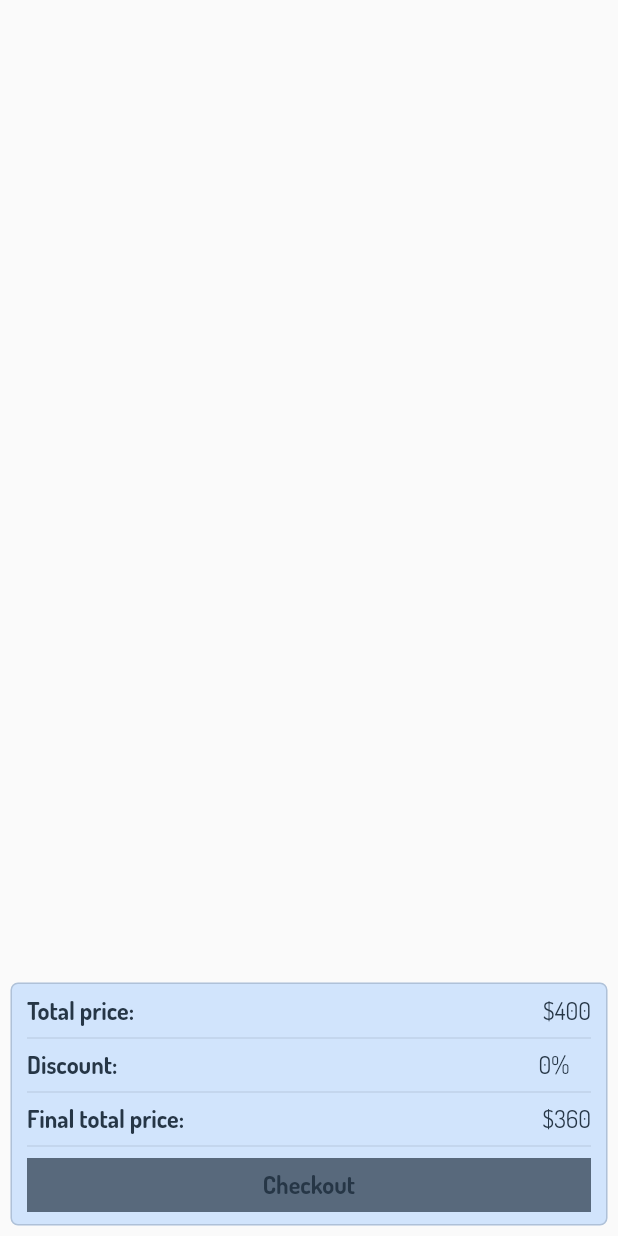
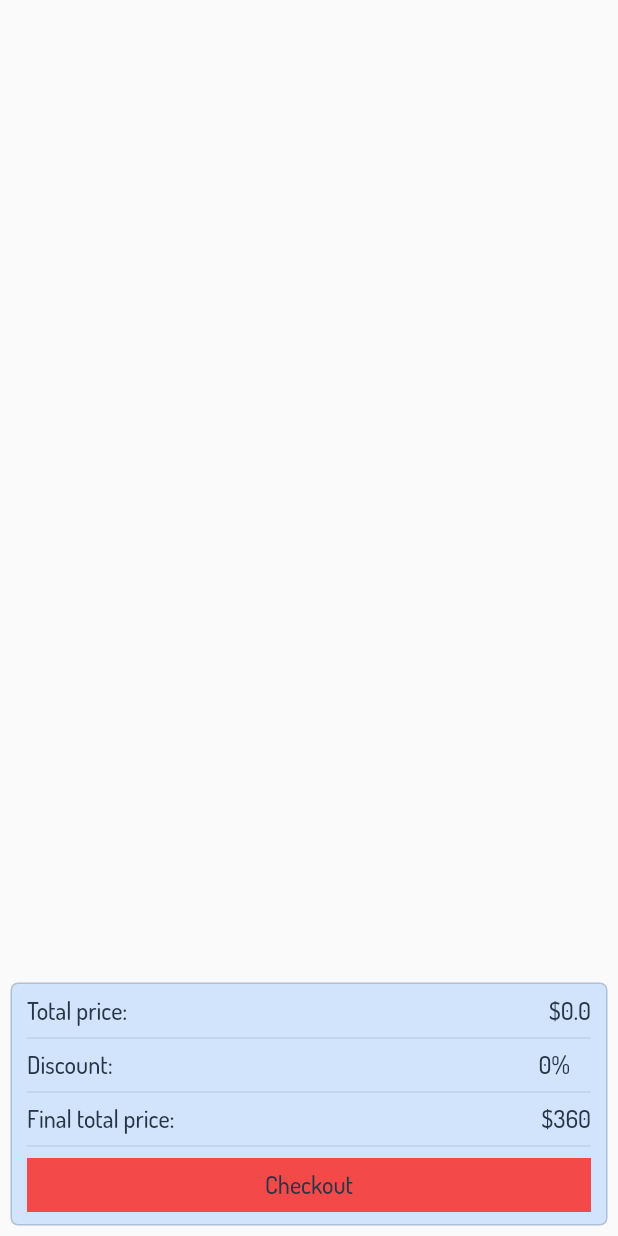
Before and after one commit to uiters/store-pattern, a Flutter app: the CartScreen widget shown alone on an empty page, opened directly with empty values, on a phone screen of 412 x 824 dp. Run offline on Flutter 3.47's test engine with Material 2 defaults, Android fonts, the phone set to English and light mode, and no system bars; network calls fail.

Commit message:
cart screen: get total price & fix design

```diff
--- a/order_app/lib/Models/home.model.dart
+++ b/order_app/lib/Models/home.model.dart
@@ -122,4 +122,15 @@ class Table {
     }
     return -1;
   }
+
+  double getTotalPrice() {
+    double totalPrice = 0.0;
+
+    for (var food in foods) {
+      totalPrice += food.price * food.quantity;
+    }
+
+    return totalPrice;
+  }
+
 }
--- a/order_app/lib/Views/cart.view.dart
+++ b/order_app/lib/Views/cart.view.dart
@@ -147,18 +147,20 @@ class _CartScreenState extends State<CartScreen> {
   }
 
   Widget _buildControls(BuildContext context) {
-    TextStyle _itemStyle =
-        new TextStyle(color: fontColor, fontFamily: 'Dosis', fontSize: 16.0);
-    TextStyle _itemStyleBold = new TextStyle(
-        color: fontColor,
-        fontFamily: 'Dosis',
-        fontSize: 16.0,
-        fontWeight: FontWeight.bold);
+
+    TextStyle _itemStyle = new TextStyle(
+      color: fontColor,
+      fontFamily: 'Dosis',
+      fontSize: 16.0,
+      fontWeight: FontWeight.w500
+    );
+
     return new Container(
       decoration: new BoxDecoration(
-          borderRadius: BorderRadius.circular(5.0),
-          border: Border.all(color: fontColorLight.withOpacity(0.2)),
-          color: primaryColor),
+        borderRadius: BorderRadius.circular(5.0),
+        border: Border.all(color: fontColorLight.withOpacity(0.2)),
+        color: primaryColor
+      ),
       margin: EdgeInsets.only(top: 2.0, bottom: 7.0, left: 7.0, right: 7.0),
       padding: EdgeInsets.only(left: 10.0, right: 10.0, top: 8.0),
       child: new Column(
@@ -167,11 +169,11 @@ class _CartScreenState extends State<CartScreen> {
             children: <Widget>[
               new Text(
                 'Total price: ',
-                style: _itemStyleBold,
+                style: _itemStyle,
               ),
               new Expanded(child: Container()),
               new Text(
-                '\$400',
+                '\$' + widget.table.getTotalPrice().toString(),
                 style: _itemStyle,
               )
             ],
@@ -181,7 +183,7 @@ class _CartScreenState extends State<CartScreen> {
             children: <Widget>[
               new Text(
                 'Discount: ',
-                style: _itemStyleBold,
+                style: _itemStyle,
               ),
               new Expanded(child: Container()),
               new Container(
@@ -203,7 +205,7 @@ class _CartScreenState extends State<CartScreen> {
             children: <Widget>[
               new Text(
                 'Final total price: ',
-                style: _itemStyleBold,
+                style: _itemStyle,
               ),
               new Expanded(child: Container()),
               new Text(
@@ -215,13 +217,13 @@ class _CartScreenState extends State<CartScreen> {
           new Divider(),
           new Container(
             alignment: Alignment(0.0, 0.0),
-            color: fontColorLight,
+            color: Color.fromARGB(255, 243, 73, 73),
             padding: const EdgeInsets.all(8.0),
             margin: const EdgeInsets.only(bottom: 8.0),
             width: double.infinity,
             child: new Text(
               'Checkout',
-              style: _itemStyleBold,
+              style: _itemStyle,
             ),
           )
         ],
```
